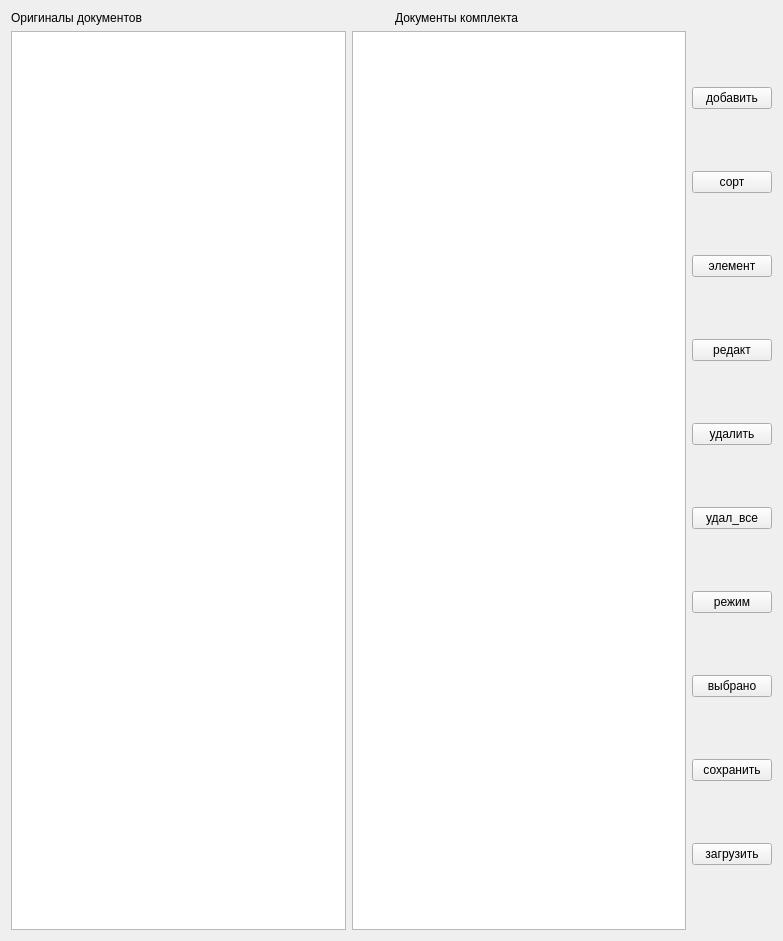
Qt form 18_create_soft_links/create_soft_links/src/widget.ui (8evgeny/GIT) before a commit.
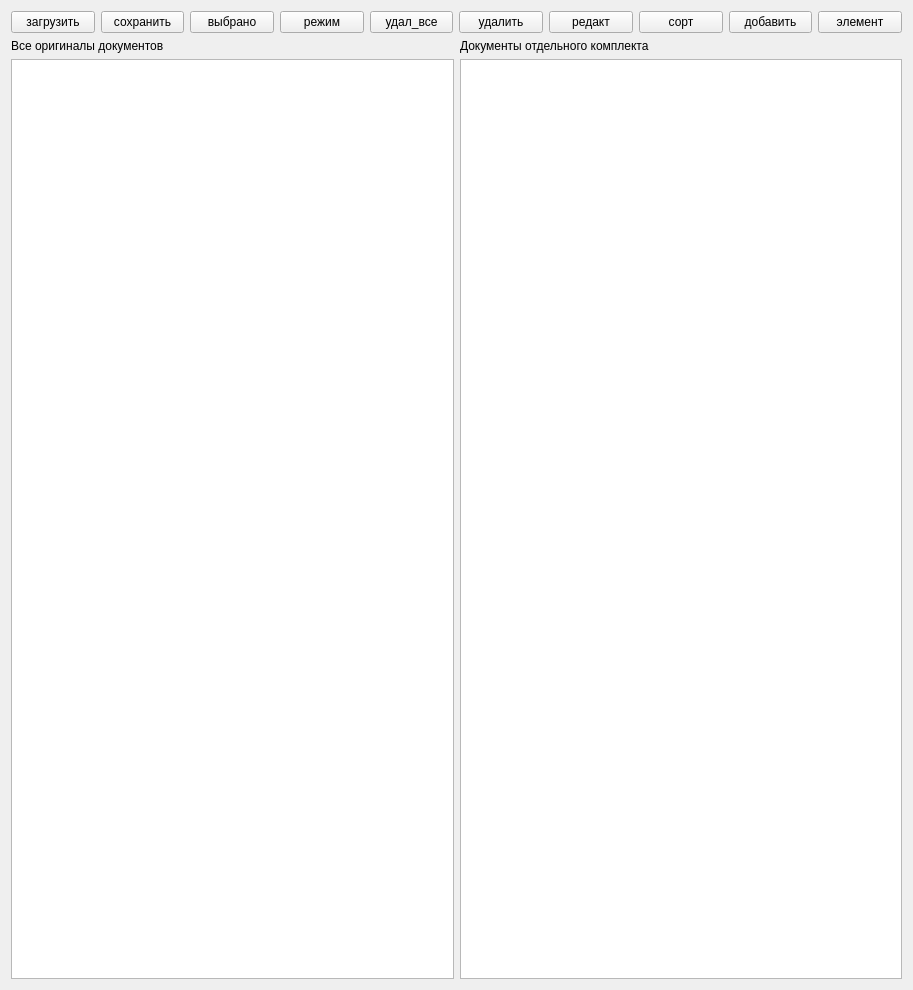
The same form after that commit.

Patch:
```diff
--- a/18_create_soft_links/create_soft_links/src/widget.ui
+++ b/18_create_soft_links/create_soft_links/src/widget.ui
@@ -6,15 +6,107 @@
    <rect>
     <x>0</x>
     <y>0</y>
-    <width>783</width>
-    <height>923</height>
+    <width>913</width>
+    <height>990</height>
    </rect>
   </property>
   <property name="windowTitle">
    <string>Widget</string>
   </property>
   <layout class="QGridLayout" name="gridLayout">
-   <item row="1" column="0">
+   <item row="0" column="0">
+    <layout class="QHBoxLayout" name="horizontalLayout_2">
+     <item>
+      <widget class="QPushButton" name="pushButton_10">
+       <property name="text">
+        <string>загрузить</string>
+       </property>
+      </widget>
+     </item>
+     <item>
+      <widget class="QPushButton" name="pushButton_9">
+       <property name="text">
+        <string>сохранить</string>
+       </property>
+      </widget>
+     </item>
+     <item>
+      <widget class="QPushButton" name="pushButton_8">
+       <property name="text">
+        <string>выбрано</string>
+       </property>
+      </widget>
+     </item>
+     <item>
+      <widget class="QPushButton" name="pushButton_7">
+       <property name="text">
+        <string>режим</string>
+       </property>
+      </widget>
+     </item>
+     <item>
+      <widget class="QPushButton" name="pushButton_6">
+       <property name="text">
+        <string>удал_все</string>
+       </property>
+      </widget>
+     </item>
+     <item>
+      <widget class="QPushButton" name="pushButton_5">
+       <property name="text">
+        <string>удалить</string>
+       </property>
+      </widget>
+     </item>
+     <item>
+      <widget class="QPushButton" name="pushButton_4">
+       <property name="text">
+        <string>редакт</string>
+       </property>
+      </widget>
+     </item>
+     <item>
+      <widget class="QPushButton" name="pushButton_2">
+       <property name="text">
+        <string>сорт</string>
+       </property>
+      </widget>
+     </item>
+     <item>
+      <widget class="QPushButton" name="pushButton">
+       <property name="text">
+        <string>добавить</string>
+       </property>
+      </widget>
+     </item>
+     <item>
+      <widget class="QPushButton" name="pushButton_3">
+       <property name="text">
+        <string>элемент</string>
+       </property>
+      </widget>
+     </item>
+    </layout>
+   </item>
+   <item row="2" column="0">
+    <layout class="QHBoxLayout" name="horizontalLayout">
+     <item>
+      <widget class="QLabel" name="label_2">
+       <property name="text">
+        <string>Все оригиналы документов</string>
+       </property>
+      </widget>
+     </item>
+     <item>
+      <widget class="QLabel" name="label">
+       <property name="text">
+        <string>Документы отдельного комплекта</string>
+       </property>
+      </widget>
+     </item>
+    </layout>
+   </item>
+   <item row="3" column="0">
     <layout class="QGridLayout" name="gridLayout_2">
      <item row="0" column="1">
       <widget class="QListWidget" name="listWidget_2"/>
@@ -30,96 +122,7 @@
       </widget>
      </item>
      <item row="0" column="2">
-      <layout class="QVBoxLayout" name="verticalLayout_2">
-       <item>
-        <widget class="QPushButton" name="pushButton">
-         <property name="text">
-          <string>добавить</string>
-         </property>
-        </widget>
-       </item>
-       <item>
-        <widget class="QPushButton" name="pushButton_2">
-         <property name="text">
-          <string>сорт</string>
-         </property>
-        </widget>
-       </item>
-       <item>
-        <widget class="QPushButton" name="pushButton_3">
-         <property name="text">
-          <string>элемент</string>
-         </property>
-        </widget>
-       </item>
-       <item>
-        <widget class="QPushButton" name="pushButton_4">
-         <property name="text">
-          <string>редакт</string>
-         </property>
-        </widget>
-       </item>
-       <item>
-        <widget class="QPushButton" name="pushButton_5">
-         <property name="text">
-          <string>удалить</string>
-         </property>
-        </widget>
-       </item>
-       <item>
-        <widget class="QPushButton" name="pushButton_6">
-         <property name="text">
-          <string>удал_все</string>
-         </property>
-        </widget>
-       </item>
-       <item>
-        <widget class="QPushButton" name="pushButton_7">
-         <property name="text">
-          <string>режим</string>
-         </property>
-        </widget>
-       </item>
-       <item>
-        <widget class="QPushButton" name="pushButton_8">
-         <property name="text">
-          <string>выбрано</string>
-         </property>
-        </widget>
-       </item>
-       <item>
-        <widget class="QPushButton" name="pushButton_9">
-         <property name="text">
-          <string>сохранить</string>
-         </property>
-        </widget>
-       </item>
-       <item>
-        <widget class="QPushButton" name="pushButton_10">
-         <property name="text">
-          <string>загрузить</string>
-         </property>
-        </widget>
-       </item>
-      </layout>
-     </item>
-    </layout>
-   </item>
-   <item row="0" column="0">
-    <layout class="QHBoxLayout" name="horizontalLayout">
-     <item>
-      <widget class="QLabel" name="label_2">
-       <property name="text">
-        <string>Оригиналы документов</string>
-       </property>
-      </widget>
-     </item>
-     <item>
-      <widget class="QLabel" name="label">
-       <property name="text">
-        <string>Документы комплекта</string>
-       </property>
-      </widget>
+      <layout class="QVBoxLayout" name="verticalLayout_2"/>
      </item>
     </layout>
    </item>
```
